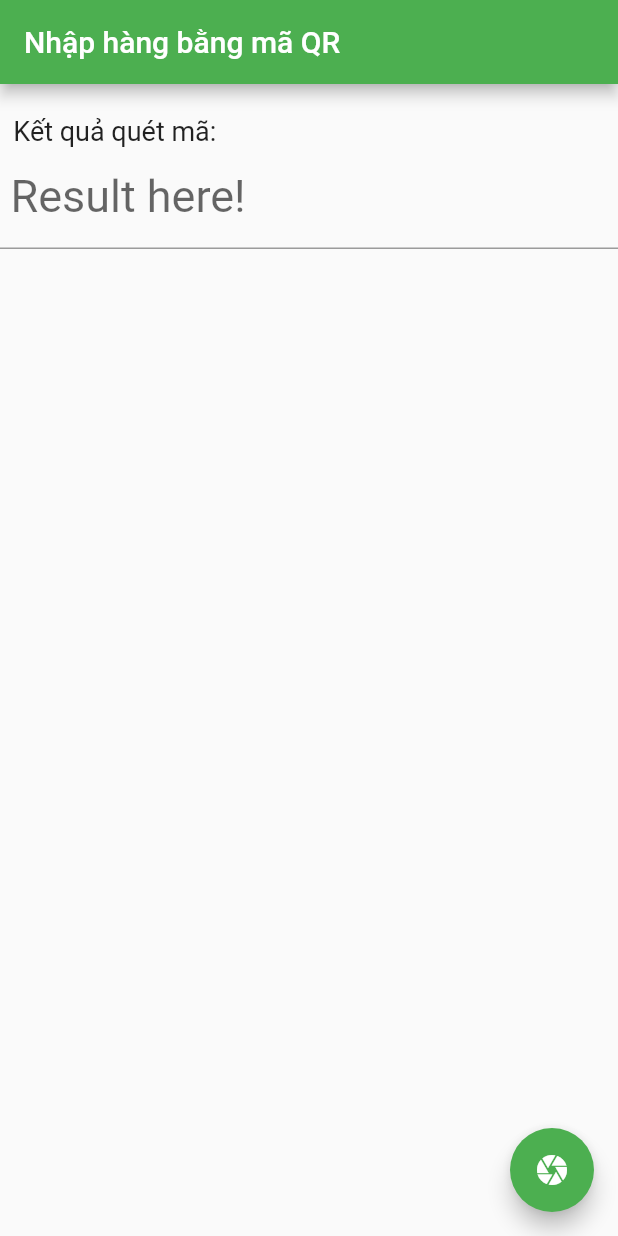
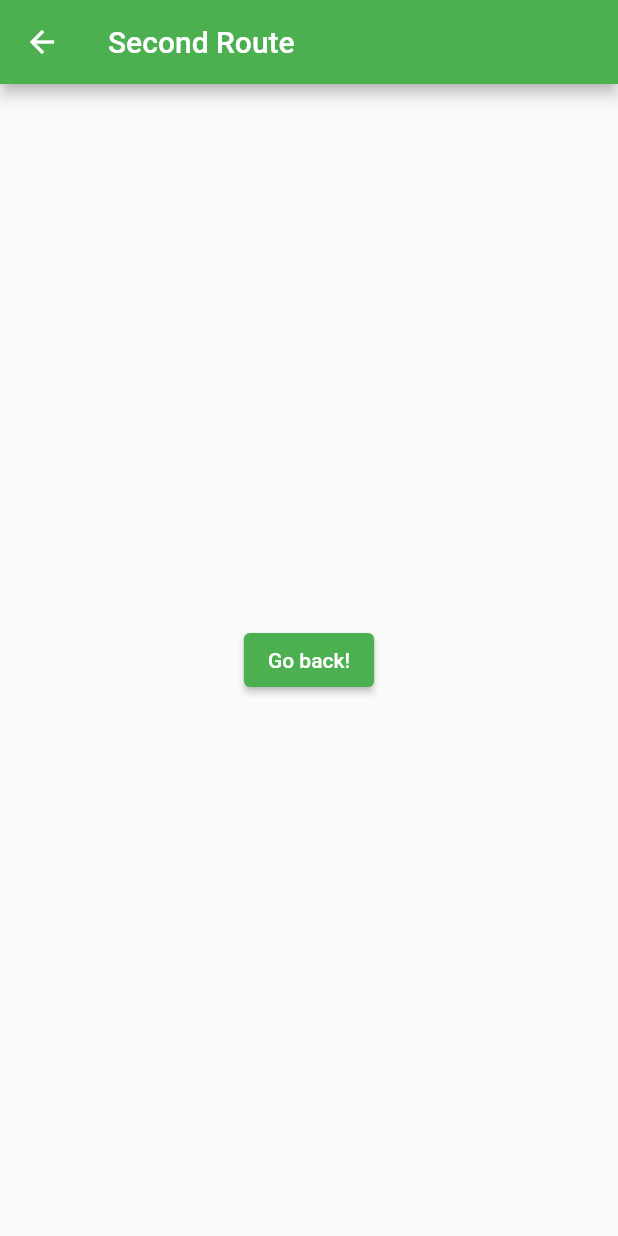
Before and after one commit to Lewis-Le/scan_qr, a Flutter app: the screen it shows after launch, after a tap on the "camera" icon, on a phone screen of 412 x 824 dp. Run offline on Flutter 3.47's test engine with Material 2 defaults, Android fonts, the phone set to English and light mode, and no system bars; missing offline and left inert: qrscan.

Commit message:
Them phân chuyen sang layout moi

```diff
--- a/lib/main.dart
+++ b/lib/main.dart
@@ -5,6 +5,7 @@ import 'package:flutter/material.dart';
 import 'package:qrscan/qrscan.dart' as scanner;
 
 void main() {
+  String code_result = "";
   runApp(MyApp());
 }
 
@@ -57,7 +58,14 @@ class _MyHomePageState extends State<MyHomePage> {
     String barcode = await scanner.scan();
     this._outputController.text = barcode;
     _name = this._outputController.text;
+    if(_name != null) {
+      Navigator.push(
+        context,
+        MaterialPageRoute(builder: (context) => SecondRoute()),
+      );
+    }
   }
+
 
   @override
   Widget build(BuildContext context) {
@@ -92,3 +100,22 @@ class _MyHomePageState extends State<MyHomePage> {
     );
   }
 }
+
+class SecondRoute extends StatelessWidget {
+  @override
+  Widget build(BuildContext context) {
+    return Scaffold(
+      appBar: AppBar(
+        title: Text("Second Route"),
+      ),
+      body: Center(
+        child: ElevatedButton(
+          onPressed: () {
+            Navigator.pop(context);
+          },
+          child: Text('Go back!'),
+        ),
+      ),
+    );
+  }
+}
```
